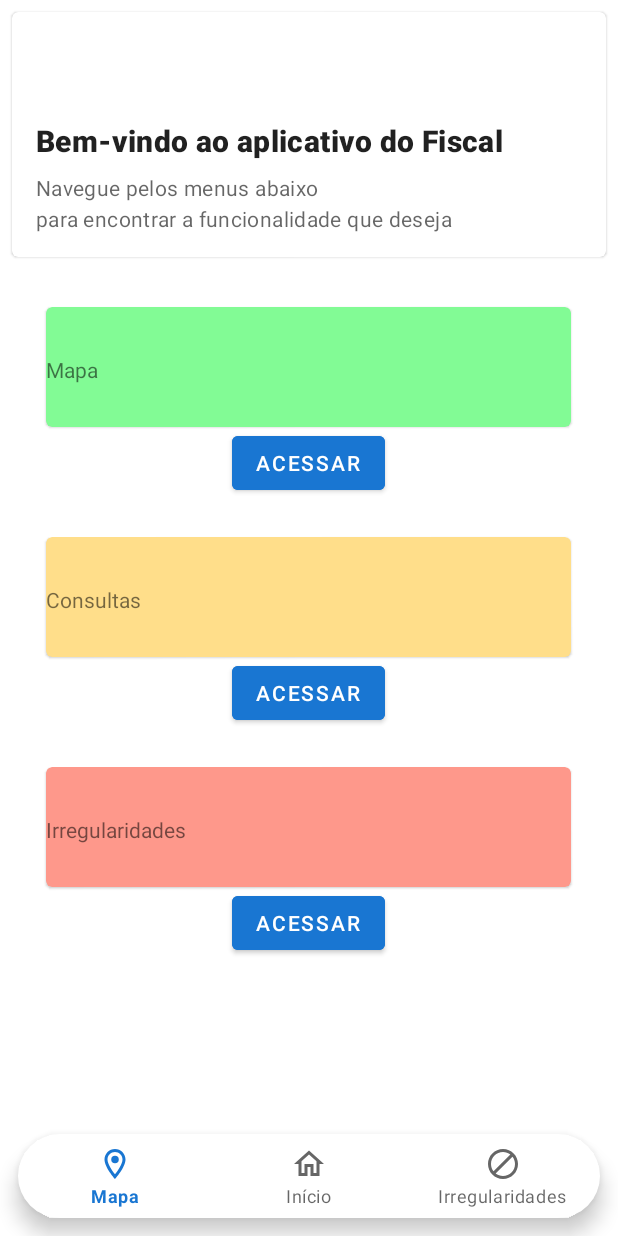
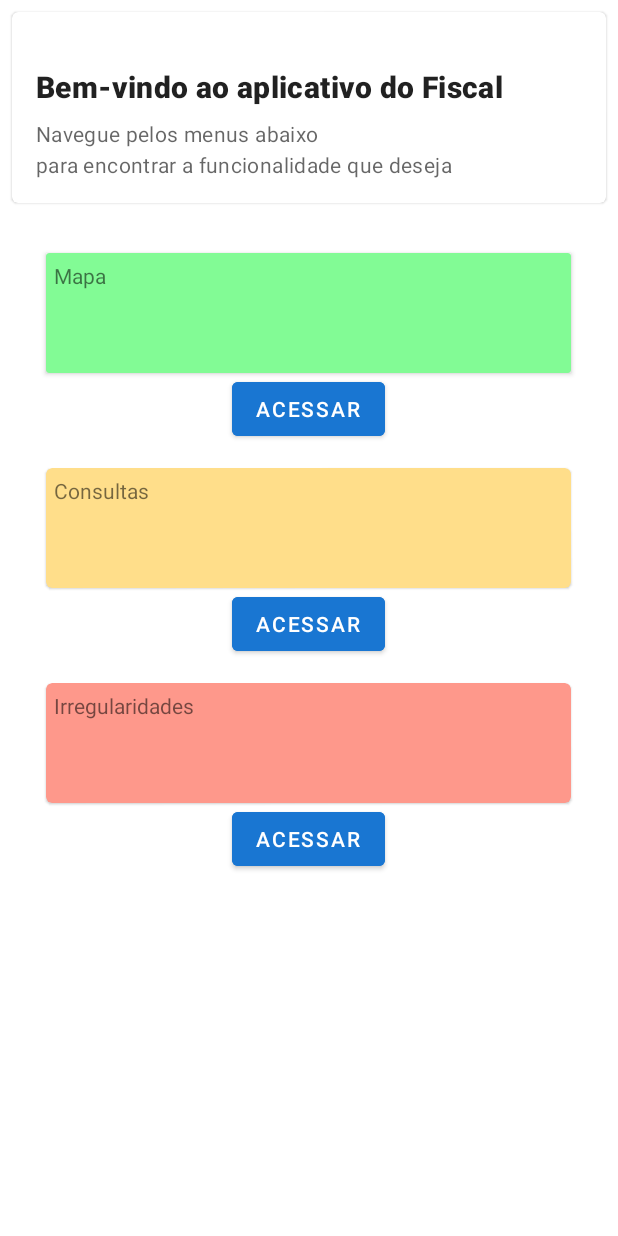
Before and after one commit to lucborges/starparking-zona-azul, an Android app: the screen it shows after launch (MainActivity), on a phone screen of 412 x 824 dp. Run offline under Robolectric (Android 15) with nearby library versions, the phone set to English and light mode, and no system bars.

Commit message:
navigation on app
add a navigation on app

```diff
--- a/app/build.gradle
+++ b/app/build.gradle
@@ -22,6 +22,12 @@ android {
             proguardFiles getDefaultProguardFile('proguard-android-optimize.txt'), 'proguard-rules.pro'
         }
     }
+
+    buildFeatures{
+        dataBinding = true
+        viewBinding = true
+    }
+
     compileOptions {
         sourceCompatibility JavaVersion.VERSION_1_8
         targetCompatibility JavaVersion.VERSION_1_8
--- a/app/src/main/java/com/example/starparkingzonaazul/MainActivity.kt
+++ b/app/src/main/java/com/example/starparkingzonaazul/MainActivity.kt
@@ -1,44 +1,34 @@
 package com.example.starparkingzonaazul
 
+import android.content.Intent
 import android.os.Bundle
+import android.widget.Button
 import androidx.appcompat.app.AppCompatActivity
-import androidx.fragment.app.Fragment
-import com.example.starparkingzonaazul.fragments.HomeFragment
-import com.example.starparkingzonaazul.fragments.IrregularityFragment
-import com.example.starparkingzonaazul.fragments.MapFragment
-import com.google.android.material.bottomnavigation.BottomNavigationView
 
 class MainActivity : AppCompatActivity() {
+
     override fun onCreate(savedInstanceState: Bundle?) {
         super.onCreate(savedInstanceState)
         setTheme(R.style.Theme_StarparkingZonaAzul)
         setContentView(R.layout.activity_main)
 
-        val homeFragment=HomeFragment()
-        val irregularityFragment=IrregularityFragment()
-        val mapFragment=MapFragment()
-        setCurrentFragment(homeFragment)
+        val buttonMap:Button = findViewById(R.id.acessButtonMap)
+        val buttonSearch:Button = findViewById(R.id.acessButtonSearch)
+        val buttonIrregularity:Button = findViewById(R.id.acessButtonIrregularity)
 
-        findViewById<BottomNavigationView>(R.id.bottom_navigation)
-            .setOnNavigationItemSelectedListener {
-            when(it.itemId){
-                R.id.home->setCurrentFragment(homeFragment)
-                R.id.irregularity->setCurrentFragment(irregularityFragment)
-                R.id.map->setCurrentFragment(mapFragment)
-
-            }
-            true
+        buttonMap.setOnClickListener {
+            val intentMap = Intent(this, MapActivity::class.java)
+            startActivity(intentMap)
         }
 
-    }
-
-    private fun setCurrentFragment(fragment:Fragment)=
-        supportFragmentManager.beginTransaction().apply {
-            replace(R.id.fragment_container,fragment)
-            commit()
+        buttonSearch.setOnClickListener{
+            val intentSearch = Intent(this, SearchActivity::class.java)
+            startActivity(intentSearch)
         }
 
-
-
-
+        buttonIrregularity.setOnClickListener{
+            val intentIrregularity = Intent(this, IrregularityActivity::class.java)
+            startActivity(intentIrregularity)
+        }
+    }
 }
--- a/app/src/main/java/com/example/starparkingzonaazul/fragments/HomeFragment.kt
+++ /dev/null
@@ -1,44 +0,0 @@
-package com.example.starparkingzonaazul.fragments
-
-import android.os.Bundle
-import androidx.fragment.app.Fragment
-import android.view.LayoutInflater
-import android.view.View
-import android.view.ViewGroup
-import com.example.starparkingzonaazul.R
-
-private const val ARG_PARAM1 = "param1"
-private const val ARG_PARAM2 = "param2"
-
-class HomeFragment : Fragment() {
-    // TODO: Rename and change types of parameters
-    private var param1: String? = null
-    private var param2: String? = null
-
-    override fun onCreate(savedInstanceState: Bundle?) {
-        super.onCreate(savedInstanceState)
-        arguments?.let {
-            param1 = it.getString(ARG_PARAM1)
-            param2 = it.getString(ARG_PARAM2)
-        }
-    }
-
-    override fun onCreateView(
-        inflater: LayoutInflater, container: ViewGroup?,
-        savedInstanceState: Bundle?
-    ): View? {
-        // Inflate the layout for this fragment
-        return inflater.inflate(R.layout.fragment_home, container, false)
-    }
-
-    companion object {
-        @JvmStatic
-        fun newInstance(param1: String, param2: String) =
-            HomeFragment().apply {
-                arguments = Bundle().apply {
-                    putString(ARG_PARAM1, param1)
-                    putString(ARG_PARAM2, param2)
-                }
-            }
-    }
-}
--- a/app/src/main/java/com/example/starparkingzonaazul/fragments/IrregularityFragment.kt
+++ /dev/null
@@ -1,60 +0,0 @@
-package com.example.starparkingzonaazul.fragments
-
-import android.os.Bundle
-import androidx.fragment.app.Fragment
-import android.view.LayoutInflater
-import android.view.View
-import android.view.ViewGroup
-import com.example.starparkingzonaazul.R
-
-// TODO: Rename parameter arguments, choose names that match
-// the fragment initialization parameters, e.g. ARG_ITEM_NUMBER
-private const val ARG_PARAM1 = "param1"
-private const val ARG_PARAM2 = "param2"
-
-/**
- * A simple [Fragment] subclass.
- * Use the [IrregularityFragment.newInstance] factory method to
- * create an instance of this fragment.
- */
-class IrregularityFragment : Fragment() {
-    // TODO: Rename and change types of parameters
-    private var param1: String? = null
-    private var param2: String? = null
-
-    override fun onCreate(savedInstanceState: Bundle?) {
-        super.onCreate(savedInstanceState)
-        arguments?.let {
-            param1 = it.getString(ARG_PARAM1)
-            param2 = it.getString(ARG_PARAM2)
-        }
-    }
-
-    override fun onCreateView(
-        inflater: LayoutInflater, container: ViewGroup?,
-        savedInstanceState: Bundle?
-    ): View? {
-        // Inflate the layout for this fragment
-        return inflater.inflate(R.layout.fragment_irregularity, container, false)
-    }
-
-    companion object {
-        /**
-         * Use this factory method to create a new instance of
-         * this fragment using the provided parameters.
-         *
-         * @param param1 Parameter 1.
-         * @param param2 Parameter 2.
-         * @return A new instance of fragment IrregularityFragment.
-         */
-        // TODO: Rename and change types and number of parameters
-        @JvmStatic
-        fun newInstance(param1: String, param2: String) =
-            IrregularityFragment().apply {
-                arguments = Bundle().apply {
-                    putString(ARG_PARAM1, param1)
-                    putString(ARG_PARAM2, param2)
-                }
-            }
-    }
-}
--- a/app/src/main/java/com/example/starparkingzonaazul/fragments/MapFragment.kt
+++ /dev/null
@@ -1,60 +0,0 @@
-package com.example.starparkingzonaazul.fragments
-
-import android.os.Bundle
-import androidx.fragment.app.Fragment
-import android.view.LayoutInflater
-import android.view.View
-import android.view.ViewGroup
-import com.example.starparkingzonaazul.R
-
-// TODO: Rename parameter arguments, choose names that match
-// the fragment initialization parameters, e.g. ARG_ITEM_NUMBER
-private const val ARG_PARAM1 = "param1"
-private const val ARG_PARAM2 = "param2"
-
-/**
- * A simple [Fragment] subclass.
- * Use the [MapFragment.newInstance] factory method to
- * create an instance of this fragment.
- */
-class MapFragment : Fragment() {
-    // TODO: Rename and change types of parameters
-    private var param1: String? = null
-    private var param2: String? = null
-
-    override fun onCreate(savedInstanceState: Bundle?) {
-        super.onCreate(savedInstanceState)
-        arguments?.let {
-            param1 = it.getString(ARG_PARAM1)
-            param2 = it.getString(ARG_PARAM2)
-        }
-    }
-
-    override fun onCreateView(
-        inflater: LayoutInflater, container: ViewGroup?,
-        savedInstanceState: Bundle?
-    ): View? {
-        // Inflate the layout for this fragment
-        return inflater.inflate(R.layout.fragment_map, container, false)
-    }
-
-    companion object {
-        /**
-         * Use this factory method to create a new instance of
-         * this fragment using the provided parameters.
-         *
-         * @param param1 Parameter 1.
-         * @param param2 Parameter 2.
-         * @return A new instance of fragment MapFragment.
-         */
-        // TODO: Rename and change types and number of parameters
-        @JvmStatic
-        fun newInstance(param1: String, param2: String) =
-            MapFragment().apply {
-                arguments = Bundle().apply {
-                    putString(ARG_PARAM1, param1)
-                    putString(ARG_PARAM2, param2)
-                }
-            }
-    }
-}
--- a/app/src/main/res/layout/activity_main.xml
+++ b/app/src/main/res/layout/activity_main.xml
@@ -1,29 +1,206 @@
 <?xml version="1.0" encoding="utf-8"?>
-<androidx.constraintlayout.widget.ConstraintLayout xmlns:android="http://schemas.android.com/apk/res/android"
+<androidx.appcompat.widget.LinearLayoutCompat xmlns:android="http://schemas.android.com/apk/res/android"
     xmlns:app="http://schemas.android.com/apk/res-auto"
     xmlns:tools="http://schemas.android.com/tools"
     android:layout_width="match_parent"
     android:layout_height="match_parent"
-    tools:context=".MainActivity">
+    tools:context=".MainActivity"
+    android:background="@color/white"
+    android:orientation="vertical">
 
-    <com.google.android.material.bottomnavigation.BottomNavigationView
-        android:id="@+id/bottom_navigation"
+
+    <com.google.android.material.card.MaterialCardView
+        android:id="@+id/welcome"
         android:layout_width="match_parent"
         android:layout_height="wrap_content"
-        app:layout_constraintBottom_toBottomOf="parent"
-        app:layout_constraintLeft_toLeftOf="parent"
-        app:layout_constraintRight_toRightOf="parent"
-        android:layout_margin="12dp"
-        android:elevation="2dp"
-        app:menu="@menu/menu"
-        android:background="@drawable/bottomnav_bg"
+        android:layout_margin="8dp"
+        tools:ignore="MissingConstraints">
+
+        <LinearLayout
+            android:layout_width="match_parent"
+            android:layout_height="wrap_content"
+            android:orientation="vertical"
+            android:layout_marginTop="20dp">
+
+
+            <LinearLayout
+                android:layout_width="match_parent"
+                android:layout_height="wrap_content"
+                android:orientation="vertical"
+                android:padding="16dp">
+
+                <!-- Title, secondary and supporting text -->
+                <TextView
+                    android:layout_width="wrap_content"
+                    android:layout_height="wrap_content"
+                    android:textStyle="bold"
+                    android:text="Bem-vindo ao aplicativo do Fiscal"
+                    android:textAppearance="?attr/textAppearanceHeadline6"
+                    />
+                <TextView
+                    android:layout_width="wrap_content"
+                    android:layout_height="wrap_content"
+                    android:layout_marginTop="8dp"
+                    android:text="Navegue pelos menus abaixo"
+                    android:textAppearance="?attr/textAppearanceBody2"
+                    android:textColor="?android:attr/textColorSecondary"
+                    />
+                <TextView
+                    android:layout_width="wrap_content"
+                    android:layout_height="wrap_content"
+                    android:layout_marginTop="1dp"
+                    android:text="para encontrar a funcionalidade que deseja"
+                    android:textAppearance="?attr/textAppearanceBody2"
+                    android:textColor="?android:attr/textColorSecondary"
+                    />
+
+            </LinearLayout>
+
+        </LinearLayout>
+
+    </com.google.android.material.card.MaterialCardView>
+
+
+    <!--  Card Maps  -->
+
+    <com.google.android.material.card.MaterialCardView
+        android:id="@+id/map_card"
+        android:layout_width="350dp"
+        android:layout_height="80dp"
+        tools:ignore="MissingConstraints"
+        android:backgroundTint="@color/green_card"
+        android:layout_marginTop="25dp"
+        android:layout_gravity="center"
+        style="@style/CardView"
+        app:checkedIcon="@drawable/outline_block_24"
+        app:checkedIconMargin="10dp">
+
+        <LinearLayout
+            android:layout_width="match_parent"
+            android:layout_height="wrap_content"
+            android:orientation="vertical">
+
+            <LinearLayout
+                android:layout_width="match_parent"
+                android:layout_height="wrap_content"
+                android:orientation="vertical">
+
+            </LinearLayout>
+
+            <TextView
+                android:layout_width="wrap_content"
+                android:layout_height="wrap_content"
+                android:text="Mapa"
+                android:layout_margin="5dp">
+            </TextView>
+
+
+        </LinearLayout>
+
+
+    </com.google.android.material.card.MaterialCardView>
+
+    <Button
+        android:id="@+id/acessButtonMap"
+        android:layout_width="wrap_content"
+        android:layout_height="wrap_content"
+        android:text="Acessar"
+        android:layout_gravity="center"
+        android:backgroundTint="@color/blue_700"
         />
 
-    <FrameLayout
-        android:id="@+id/fragment_container"
-        android:layout_width="match_parent"
-        android:layout_height="0dp"
-        app:layout_constraintTop_toTopOf="parent"
-        app:layout_constraintBottom_toTopOf="@+id/bottom_navigation"
+
+    <!--    Card Consultas    -->
+
+    <com.google.android.material.card.MaterialCardView
+        android:id="@+id/search_card"
+        android:layout_width="350dp"
+        android:layout_height="80dp"
+        tools:ignore="MissingConstraints"
+        android:backgroundTint="@color/yellow_card"
+        android:layout_marginTop="15dp"
+        android:layout_gravity="center">
+
+        <LinearLayout
+            android:layout_width="match_parent"
+            android:layout_height="wrap_content"
+            android:orientation="vertical">
+
+            <LinearLayout
+                android:layout_width="match_parent"
+                android:layout_height="wrap_content"
+                android:orientation="vertical">
+
+            </LinearLayout>
+
+            <TextView
+                android:layout_width="wrap_content"
+                android:layout_height="wrap_content"
+                android:text="Consultas"
+                android:layout_margin="5dp"
+                >
+            </TextView>
+
+
+        </LinearLayout>
+
+
+
+    </com.google.android.material.card.MaterialCardView>
+
+    <Button
+        android:id="@+id/acessButtonSearch"
+        android:layout_width="wrap_content"
+        android:layout_height="wrap_content"
+        android:text="Acessar"
+        android:layout_gravity="center"
+        android:backgroundTint="@color/blue_700"
         />
-</androidx.constraintlayout.widget.ConstraintLayout>
+
+
+    <!--    Card Irregularidades    -->
+
+    <com.google.android.material.card.MaterialCardView
+        android:id="@+id/irregularity_card"
+        android:layout_width="350dp"
+        android:layout_height="80dp"
+        tools:ignore="MissingConstraints"
+        android:backgroundTint="@color/red_card"
+        android:layout_marginTop="15dp"
+        android:layout_gravity="center">
+
+        <LinearLayout
+            android:layout_width="match_parent"
+            android:layout_height="wrap_content"
+            android:orientation="vertical">
+
+            <LinearLayout
+                android:layout_width="match_parent"
+                android:layout_height="wrap_content"
+                android:orientation="vertical">
+
+            </LinearLayout>
+
+            <TextView
+                android:layout_width="wrap_content"
+                android:layout_height="wrap_content"
+                android:text="Irregularidades"
+                android:layout_margin="5dp">
+            </TextView>
+
+
+        </LinearLayout>
+
+
+    </com.google.android.material.card.MaterialCardView>
+
+    <Button
+        android:id="@+id/acessButtonIrregularity"
+        android:layout_width="wrap_content"
+        android:layout_height="wrap_content"
+        android:text="Acessar"
+        android:layout_gravity="center"
+        android:backgroundTint="@color/blue_700"
+        />
+
+</androidx.appcompat.widget.LinearLayoutCompat>
--- a/app/src/main/res/layout/fragment_map.xml
+++ b/app/src/main/res/layout/activity_map.xml
@@ -4,7 +4,7 @@
     xmlns:app="http://schemas.android.com/apk/res-auto"
     android:layout_width="match_parent"
     android:layout_height="match_parent"
-    tools:context=".fragments.MapFragment">
+    tools:context=".MapActivity">
 
     <!-- TODO: Update blank fragment layout -->
     <TextView
--- a/app/src/main/res/layout/fragment_irregularity.xml
+++ b/app/src/main/res/layout/activity_search.xml
@@ -4,18 +4,18 @@
     xmlns:app="http://schemas.android.com/apk/res-auto"
     android:layout_width="match_parent"
     android:layout_height="match_parent"
-    tools:context=".fragments.IrregularityFragment">
+    tools:context=".MapActivity">
 
     <!-- TODO: Update blank fragment layout -->
     <TextView
-        android:id="@+id/irregularity"
+        android:id="@+id/search"
         android:layout_width="wrap_content"
         android:layout_height="wrap_content"
         app:layout_constraintTop_toTopOf="parent"
         app:layout_constraintBottom_toBottomOf="parent"
         app:layout_constraintLeft_toLeftOf="parent"
         app:layout_constraintRight_toRightOf="parent"
-        android:text="Irregularity"
+        android:text="Search"
         android:textSize="36sp" />
 
 </androidx.constraintlayout.widget.ConstraintLayout>
--- a/app/src/main/res/layout/fragment_home.xml
+++ /dev/null
@@ -1,203 +0,0 @@
-<?xml version="1.0" encoding="utf-8"?>
-<androidx.appcompat.widget.LinearLayoutCompat xmlns:android="http://schemas.android.com/apk/res/android"
-    xmlns:app="http://schemas.android.com/apk/res-auto"
-    xmlns:tools="http://schemas.android.com/tools"
-    android:layout_width="match_parent"
-    android:layout_height="match_parent"
-    tools:context=".fragments.HomeFragment"
-    android:background="@color/white"
-    android:orientation="vertical">
-
-
-    <com.google.android.material.card.MaterialCardView
-        android:id="@+id/welcome"
-        android:layout_width="match_parent"
-        android:layout_height="wrap_content"
-        android:layout_margin="8dp"
-        tools:ignore="MissingConstraints">
-
-        <LinearLayout
-            android:layout_width="match_parent"
-            android:layout_height="wrap_content"
-            android:orientation="vertical"
-            android:layout_marginTop="56dp">
-
-
-            <LinearLayout
-                android:layout_width="match_parent"
-                android:layout_height="wrap_content"
-                android:orientation="vertical"
-                android:padding="16dp">
-
-                <!-- Title, secondary and supporting text -->
-                <TextView
-                    android:layout_width="wrap_content"
-                    android:layout_height="wrap_content"
-                    android:textStyle="bold"
-                    android:text="Bem-vindo ao aplicativo do Fiscal"
-                    android:textAppearance="?attr/textAppearanceHeadline6"
-                    />
-                <TextView
-                    android:layout_width="wrap_content"
-                    android:layout_height="wrap_content"
-                    android:layout_marginTop="8dp"
-                    android:text="Navegue pelos menus abaixo"
-                    android:textAppearance="?attr/textAppearanceBody2"
-                    android:textColor="?android:attr/textColorSecondary"
-                    />
-                <TextView
-                    android:layout_width="wrap_content"
-                    android:layout_height="wrap_content"
-                    android:layout_marginTop="1dp"
-                    android:text="para encontrar a funcionalidade que deseja"
-                    android:textAppearance="?attr/textAppearanceBody2"
-                    android:textColor="?android:attr/textColorSecondary"
-                    />
-
-            </LinearLayout>
-
-        </LinearLayout>
-
-    </com.google.android.material.card.MaterialCardView>
-
-
-         <!--  Card Maps  -->
-
-    <com.google.android.material.card.MaterialCardView
-        android:id="@+id/map_card"
-        android:layout_width="350dp"
-        android:layout_height="80dp"
-        tools:ignore="MissingConstraints"
-        android:backgroundTint="@color/green_card"
-        android:layout_marginTop="25dp"
-        android:layout_gravity="center">
-
-        <LinearLayout
-            android:layout_width="match_parent"
-            android:layout_height="wrap_content"
-            android:orientation="vertical">
-
-            <LinearLayout
-                android:layout_width="match_parent"
-                android:layout_height="wrap_content"
-                android:orientation="vertical"
-                android:padding="16dp">
-
-            </LinearLayout>
-
-            <TextView
-                android:layout_width="wrap_content"
-                android:layout_height="wrap_content"
-                android:text="Mapa">
-            </TextView>
-
-
-        </LinearLayout>
-
-
-    </com.google.android.material.card.MaterialCardView>
-
-    <Button
-        android:id="@+id/acessButtonMap"
-        android:layout_width="wrap_content"
-        android:layout_height="wrap_content"
-        android:text="Acessar"
-        android:layout_gravity="center"
-        android:backgroundTint="@color/blue_700"
-        />
-
-
-         <!--    Card Consultas    -->
-
-    <com.google.android.material.card.MaterialCardView
-        android:id="@+id/search_card"
-        android:layout_width="350dp"
-        android:layout_height="80dp"
-        tools:ignore="MissingConstraints"
-        android:backgroundTint="@color/yellow_card"
-        android:layout_marginTop="25dp"
-        android:layout_gravity="center">
-
-        <LinearLayout
-            android:layout_width="match_parent"
-            android:layout_height="wrap_content"
-            android:orientation="vertical">
-
-            <LinearLayout
-                android:layout_width="match_parent"
-                android:layout_height="wrap_content"
-                android:orientation="vertical"
-                android:padding="16dp">
-
-            </LinearLayout>
-
-            <TextView
-                android:layout_width="wrap_content"
-                android:layout_height="wrap_content"
-                android:text="Consultas"
-                >
-            </TextView>
-
-
-        </LinearLayout>
-
-
-
-    </com.google.android.material.card.MaterialCardView>
-
-    <Button
-        android:id="@+id/acessButtonSearch"
-        android:layout_width="wrap_content"
-        android:layout_height="wrap_content"
-        android:text="Acessar"
-        android:layout_gravity="center"
-        android:backgroundTint="@color/blue_700"
-        />
-
-
-          <!--    Card Irregularidades    -->
-
-    <com.google.android.material.card.MaterialCardView
-        android:id="@+id/irregularity_card"
-        android:layout_width="350dp"
-        android:layout_height="80dp"
-        tools:ignore="MissingConstraints"
-        android:backgroundTint="@color/red_card"
-        android:layout_marginTop="25dp"
-        android:layout_gravity="center">
-
-        <LinearLayout
-            android:layout_width="match_parent"
-            android:layout_height="wrap_content"
-            android:orientation="vertical">
-
-            <LinearLayout
-                android:layout_width="match_parent"
-                android:layout_height="wrap_content"
-                android:orientation="vertical"
-                android:padding="16dp">
-
-            </LinearLayout>
-
-            <TextView
-                android:layout_width="wrap_content"
-                android:layout_height="wrap_content"
-                android:text="Irregularidades">
-            </TextView>
-
-
-        </LinearLayout>
-
-
-    </com.google.android.material.card.MaterialCardView>
-
-    <Button
-        android:id="@+id/acessButtonIrregularity"
-        android:layout_width="wrap_content"
-        android:layout_height="wrap_content"
-        android:text="Acessar"
-        android:layout_gravity="center"
-        android:backgroundTint="@color/blue_700"
-        />
-
-</androidx.appcompat.widget.LinearLayoutCompat>
--- a/app/src/main/res/menu/menu.xml
+++ /dev/null
@@ -1,20 +0,0 @@
-<?xml version="1.0" encoding="utf-8"?>
-<menu xmlns:android="http://schemas.android.com/apk/res/android">
-    <item
-        android:id="@+id/map"
-        android:title="Mapa"
-        android:icon="@drawable/outline_location_on_24"
-        />
-
-    <item
-        android:id="@+id/home"
-        android:title="Início"
-        android:icon="@drawable/outline_home_24"
-        />
-
-    <item
-        android:id="@+id/irregularity"
-        android:title="Irregularidades"
-        android:icon="@drawable/outline_block_24"
-        />
-</menu>
--- a/build.gradle
+++ b/build.gradle
@@ -2,7 +2,7 @@
 plugins {
     id 'com.android.application' version '7.1.2' apply false
     id 'com.android.library' version '7.1.2' apply false
-    id 'org.jetbrains.kotlin.android' version '1.6.10' apply false
+    id 'org.jetbrains.kotlin.android' version '1.6.20' apply false
 }
 
 task clean(type: Delete) {
```
Also changed, not shown: app/src/main/AndroidManifest.xml (+9 -0 lines), app/src/main/java/com/example/starparkingzonaazul/IrregularityActivity.kt (added, +12 -0 lines), app/src/main/java/com/example/starparkingzonaazul/MapActivity.kt (added, +17 -0 lines), app/src/main/java/com/example/starparkingzonaazul/SearchActivity.kt (added, +12 -0 lines), app/src/main/res/layout/activity_irregularity.xml (added, +21 -0 lines).
